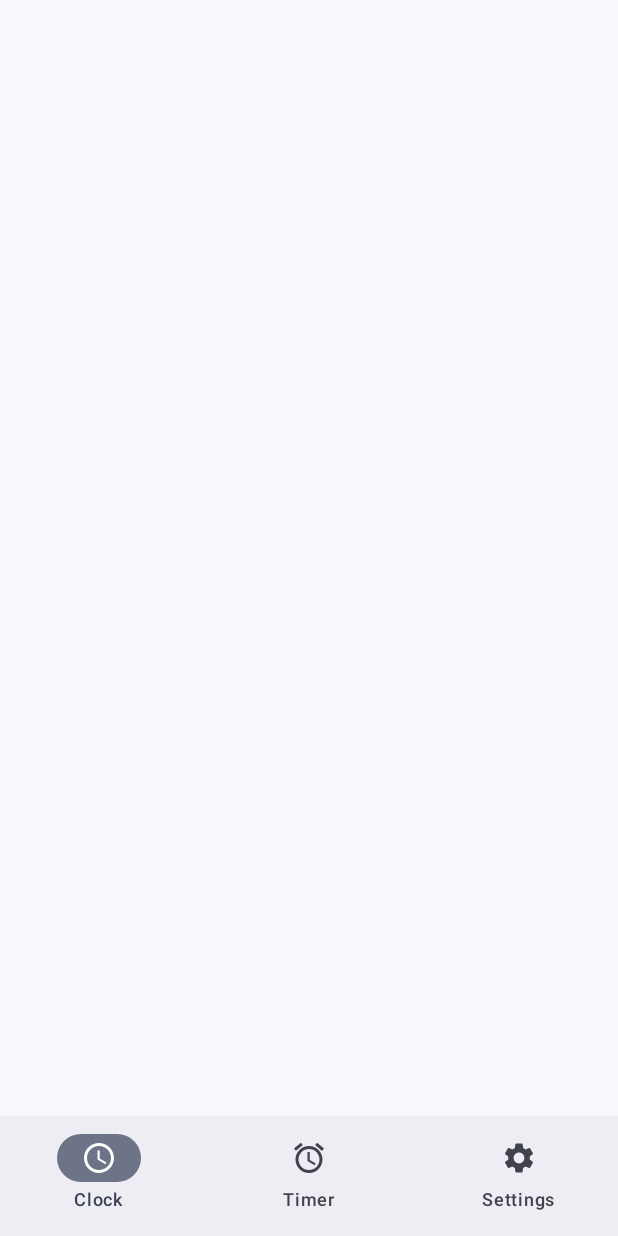
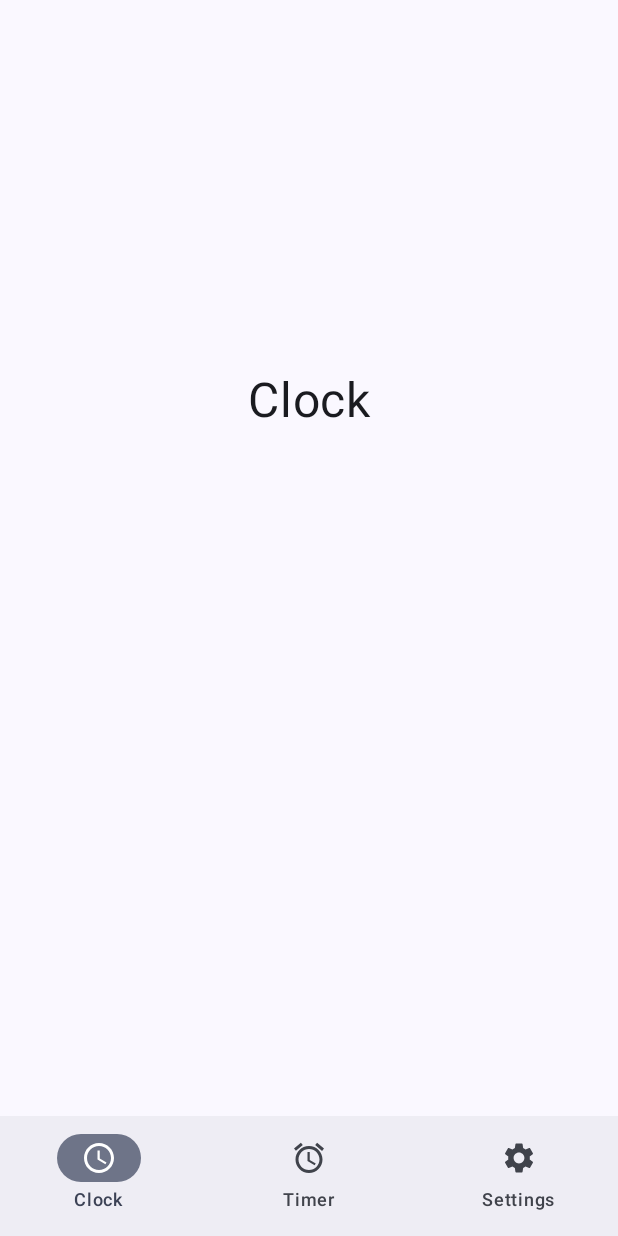
Before and after one commit to CORDEA/VoiceClock, an Android app built with Jetpack Compose: the screen it shows after launch (MainActivity), on a phone screen of 412 x 824 dp. Run offline under Robolectric (Android 15) with nearby library versions, the phone set to English and light mode, and no system bars; our stand-ins replace Dagger/Hilt's generated code.

Commit message:
update the layout

```diff
--- a/app/src/main/AndroidManifest.xml
+++ b/app/src/main/AndroidManifest.xml
@@ -3,6 +3,7 @@
     xmlns:tools="http://schemas.android.com/tools">
 
     <application
+        android:name=".App"
         android:allowBackup="true"
         android:dataExtractionRules="@xml/data_extraction_rules"
         android:fullBackupContent="@xml/backup_rules"
--- /dev/null
+++ b/app/src/main/java/jp/cordea/voiceclock/App.kt
@@ -0,0 +1,7 @@
+package jp.cordea.voiceclock
+
+import android.app.Application
+import dagger.hilt.android.HiltAndroidApp
+
+@HiltAndroidApp
+class App : Application()
--- a/app/src/main/java/jp/cordea/voiceclock/MainActivity.kt
+++ b/app/src/main/java/jp/cordea/voiceclock/MainActivity.kt
@@ -4,9 +4,11 @@ import android.os.Bundle
 import androidx.activity.ComponentActivity
 import androidx.activity.compose.setContent
 import androidx.activity.enableEdgeToEdge
+import dagger.hilt.android.AndroidEntryPoint
 import jp.cordea.voiceclock.ui.VoiceClockApp
 import jp.cordea.voiceclock.ui.theme.VoiceClockTheme
 
+@AndroidEntryPoint
 class MainActivity : ComponentActivity() {
     override fun onCreate(savedInstanceState: Bundle?) {
         super.onCreate(savedInstanceState)
--- a/app/src/main/java/jp/cordea/voiceclock/ui/clock/Clock.kt
+++ b/app/src/main/java/jp/cordea/voiceclock/ui/clock/Clock.kt
@@ -1,7 +1,35 @@
 package jp.cordea.voiceclock.ui.clock
 
 import androidx.compose.runtime.Composable
+import androidx.compose.foundation.layout.Column
+import androidx.compose.foundation.layout.fillMaxHeight
+import androidx.compose.foundation.layout.fillMaxWidth
+import androidx.compose.material3.MaterialTheme
+import androidx.compose.material3.Text
+import androidx.compose.ui.Modifier
+import androidx.compose.ui.layout.layout
 
 @Composable
-fun Clock() {
+fun Clock(viewModel: ClockViewModel) {
+    Column(
+        modifier = Modifier
+            .fillMaxWidth()
+            .fillMaxHeight()
+    ) {
+        Text(
+            text = "Clock",
+            modifier = Modifier
+                .layout { measurable, constraints ->
+                    val placeable = measurable.measure(constraints)
+                    layout(placeable.width, placeable.height) {
+                        placeable.place(
+                            constraints.maxWidth / 2 - placeable.width / 2,
+                            constraints.maxHeight / 3
+                        )
+                    }
+                },
+            fontStyle = MaterialTheme.typography.headlineLarge.fontStyle,
+            fontSize = MaterialTheme.typography.headlineLarge.fontSize
+        )
+    }
 }
--- /dev/null
+++ b/app/src/main/java/jp/cordea/voiceclock/ui/clock/ClockViewModel.kt
@@ -0,0 +1,9 @@
+package jp.cordea.voiceclock.ui.clock
+
+import androidx.lifecycle.ViewModel
+import dagger.hilt.android.lifecycle.HiltViewModel
+import javax.inject.Inject
+
+@HiltViewModel
+class ClockViewModel @Inject constructor() : ViewModel() {
+}
--- a/app/src/main/java/jp/cordea/voiceclock/ui/home/Home.kt
+++ b/app/src/main/java/jp/cordea/voiceclock/ui/home/Home.kt
@@ -3,6 +3,7 @@ package jp.cordea.voiceclock.ui.home
 import androidx.compose.foundation.layout.padding
 import androidx.compose.material.icons.Icons
 import androidx.compose.material.icons.filled.Alarm
+import androidx.compose.material.icons.filled.Home
 import androidx.compose.material.icons.filled.Schedule
 import androidx.compose.material.icons.filled.Settings
 import androidx.compose.material3.Icon
@@ -14,6 +15,7 @@ import androidx.compose.runtime.Composable
 import androidx.compose.runtime.getValue
 import androidx.compose.ui.Modifier
 import androidx.compose.ui.graphics.vector.ImageVector
+import androidx.hilt.navigation.compose.hiltViewModel
 import androidx.navigation.compose.NavHost
 import androidx.navigation.compose.composable
 import androidx.navigation.compose.currentBackStackEntryAsState
@@ -53,7 +55,7 @@ fun Home() {
             startDestination = Route.Clock.route,
             modifier = Modifier.padding(it)
         ) {
-            composable(Route.Clock.route) { Clock() }
+            composable(Route.Clock.route) { Clock(hiltViewModel()) }
             composable(Route.Timer.route) { Timer() }
             composable(Route.Settings.route) { Settings() }
         }
```
